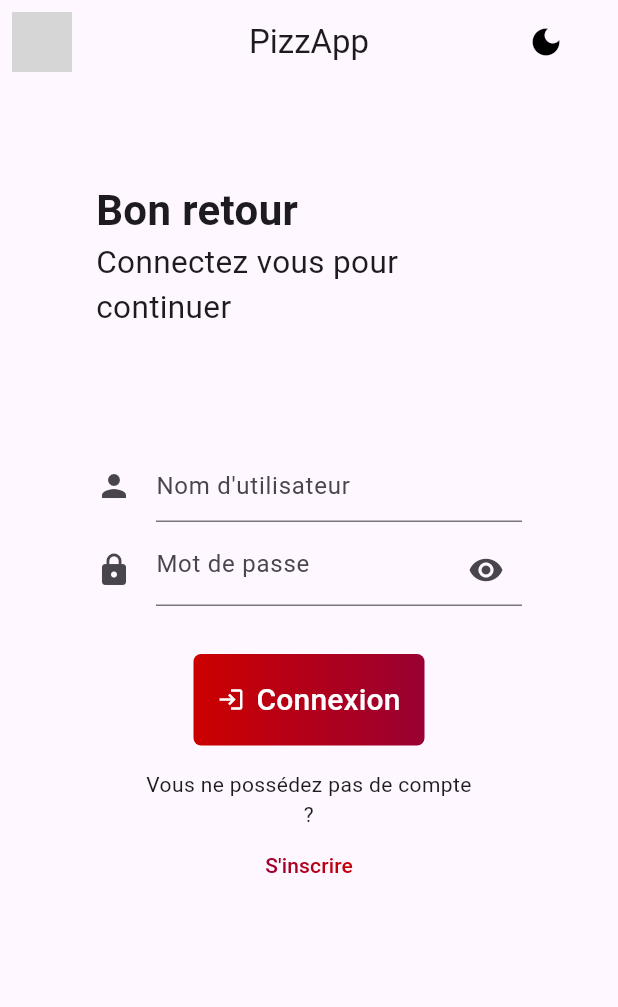
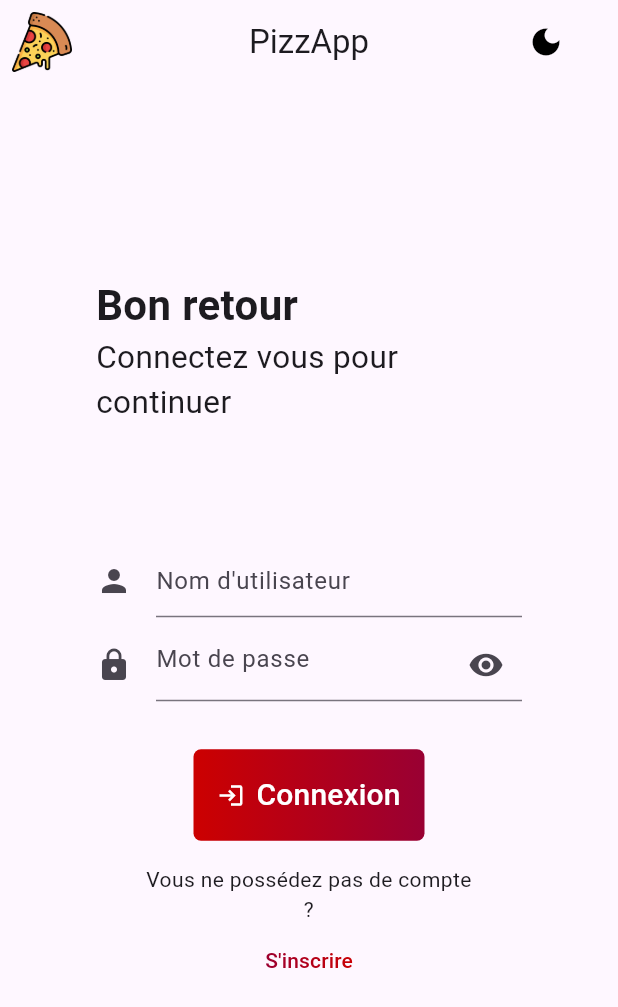
Before and after one commit to nicolas-vdn/appizza, a Flutter app: the screen it shows after launch, on a phone screen of 412 x 824 dp. Shown: the top 1007 px of the screen. Run offline on Flutter 3.47's test engine with Material 3 defaults, Android fonts, the phone set to English and light mode, and no system bars; our stand-ins replace carousel_slider, dio, expandable, go_router, shared_preferences; grey boxes are pictures that could not be loaded.

Commit message:
fix(homepage): overflow

```diff
--- a/Frontend/lib/api/pizza_api.dart
+++ b/Frontend/lib/api/pizza_api.dart
@@ -1,6 +1,6 @@
 import 'package:dio/dio.dart';
-import 'package:frontend/classes/interfaces/pizza.dart';
 
+import '../classes/interfaces/pizza.dart';
 import 'api.dart';
 
 class PizzaApi {
--- a/Frontend/lib/providers/cart_provider.dart
+++ b/Frontend/lib/providers/cart_provider.dart
@@ -1,5 +1,6 @@
 import 'package:flutter/material.dart';
-import 'package:frontend/classes/interfaces/pizza.dart';
+
+import '../classes/interfaces/pizza.dart';
 
 class CartProvider extends ChangeNotifier {
   final Map<Pizza, int> _list = {};
--- a/Frontend/lib/router/index.dart
+++ b/Frontend/lib/router/index.dart
@@ -1,5 +1,4 @@
 import 'package:flutter/material.dart';
-import 'package:frontend/widgets/views/cart_page.dart';
 import 'package:go_router/go_router.dart';
 import 'package:provider/provider.dart';
 
@@ -7,6 +6,7 @@ import '../main.dart';
 import '../providers/auth_provider.dart';
 import '../providers/cart_provider.dart';
 import '../widgets/views/auth_page.dart';
+import '../widgets/views/cart_page.dart';
 import '../widgets/views/home_page.dart';
 
 final _rootNavigatorKey = GlobalKey<NavigatorState>();
@@ -40,11 +40,11 @@ final router = GoRouter(
               scrolledUnderElevation: 0,
               centerTitle: true,
               backgroundColor: Colors.transparent,
-              leading: const Padding(
-                padding: EdgeInsets.all(8.0),
+              leading: Padding(
+                padding: const EdgeInsets.all(8.0),
                 child: SizedBox(
                   width: 48,
-                  child: Image(image: AssetImage('pizza.png')),
+                  child: Image.asset("assets/images/pizza.png"),
                 ),
               ),
               title: const Text('PizzApp'),
@@ -59,7 +59,13 @@ final router = GoRouter(
                 ),
               ],
             ),
-            body: child,
+            body: Center(
+              child: Container(
+                width: MediaQuery.of(context).size.width,
+                constraints: const BoxConstraints(maxWidth: 800),
+                child: child,
+              ),
+            ),
           ),
         );
       },
--- a/Frontend/lib/widgets/components/loader.dart
+++ b/Frontend/lib/widgets/components/loader.dart
@@ -1,5 +1,6 @@
 import 'package:flutter/material.dart';
-import 'package:frontend/classes/enums/breakpoints.dart';
+
+import '../../classes/enums/breakpoints.dart';
 
 class Loader extends StatelessWidget {
   const Loader({
--- a/Frontend/lib/widgets/views/auth_page.dart
+++ b/Frontend/lib/widgets/views/auth_page.dart
@@ -49,16 +49,10 @@ class _AuthPageState extends State<AuthPage> {
 
   @override
   Widget build(BuildContext context) {
-    return ListView(
-      // Permet le scroll vertical sur petits écrans
-      children: [
-        Row(
-          mainAxisAlignment: MainAxisAlignment.center,
-          children: [
-            Container(
+    return Center(
+      child: SingleChildScrollView(
+        child: Padding(
           padding: const EdgeInsets.all(64.0),
-              width: MediaQuery.of(context).size.width,
-              constraints: const BoxConstraints(maxWidth: 800),
           child: Form(
             key: _formKey,
             child: Column(
@@ -120,9 +114,7 @@ class _AuthPageState extends State<AuthPage> {
             ),
           ),
         ),
-          ],
       ),
-      ],
     );
   }
 }
--- a/Frontend/lib/widgets/views/cart_page.dart
+++ b/Frontend/lib/widgets/views/cart_page.dart
@@ -1,6 +1,7 @@
 import 'package:flutter/material.dart';
-import 'package:frontend/widgets/components/cart_content.dart';
 import 'package:go_router/go_router.dart';
+
+import '../components/cart_content.dart';
 
 class CartPage extends StatelessWidget {
   const CartPage({super.key});
--- a/Frontend/pubspec.yaml
+++ b/Frontend/pubspec.yaml
@@ -67,7 +67,7 @@ flutter:
 
   # To add assets to your application, add an assets section, like this:
   assets:
-    - assets/
+    - assets/images/
 
   # An image asset can refer to one or more resolution-specific "variants", see
   # https://flutter.dev/assets-and-images/#resolution-aware
```
Also changed, not shown: Frontend/lib/widgets/components/card_gradient.dart (added, +35 -0 lines), Frontend/lib/widgets/components/cart_content.dart (+20 -19 lines), Frontend/lib/widgets/views/home_page.dart (+31 -46 lines), Frontend/assets/images/pizza.png (renamed from Frontend/assets/pizza.png). Lines whose indentation alone changed are shown as unchanged.
